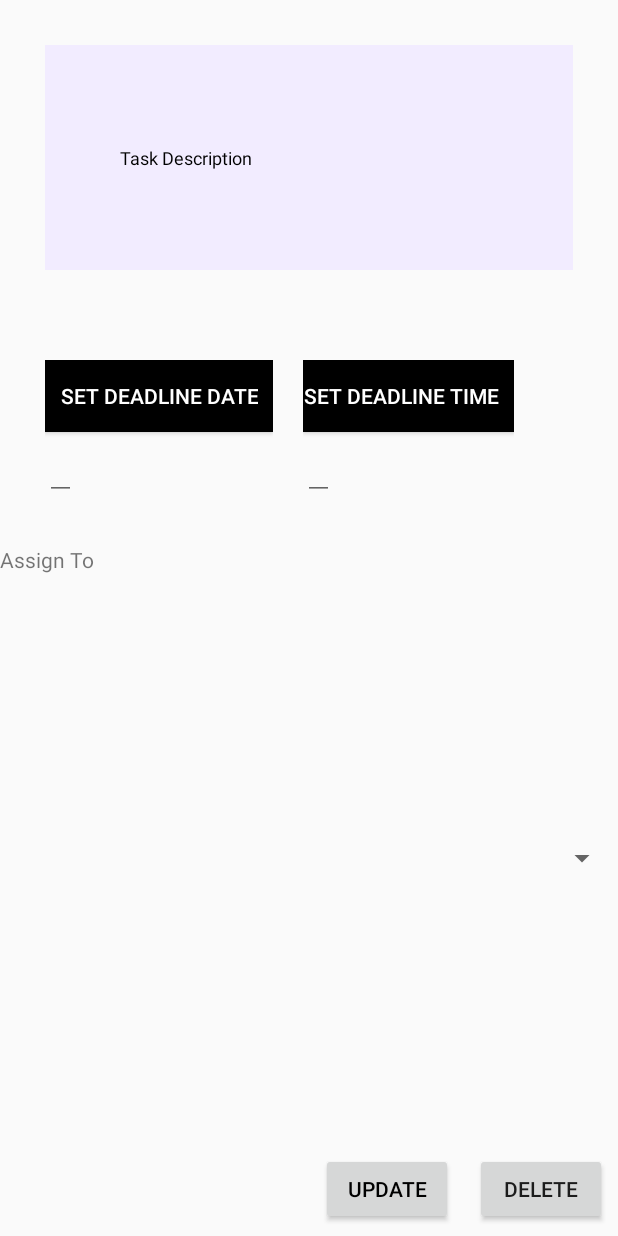
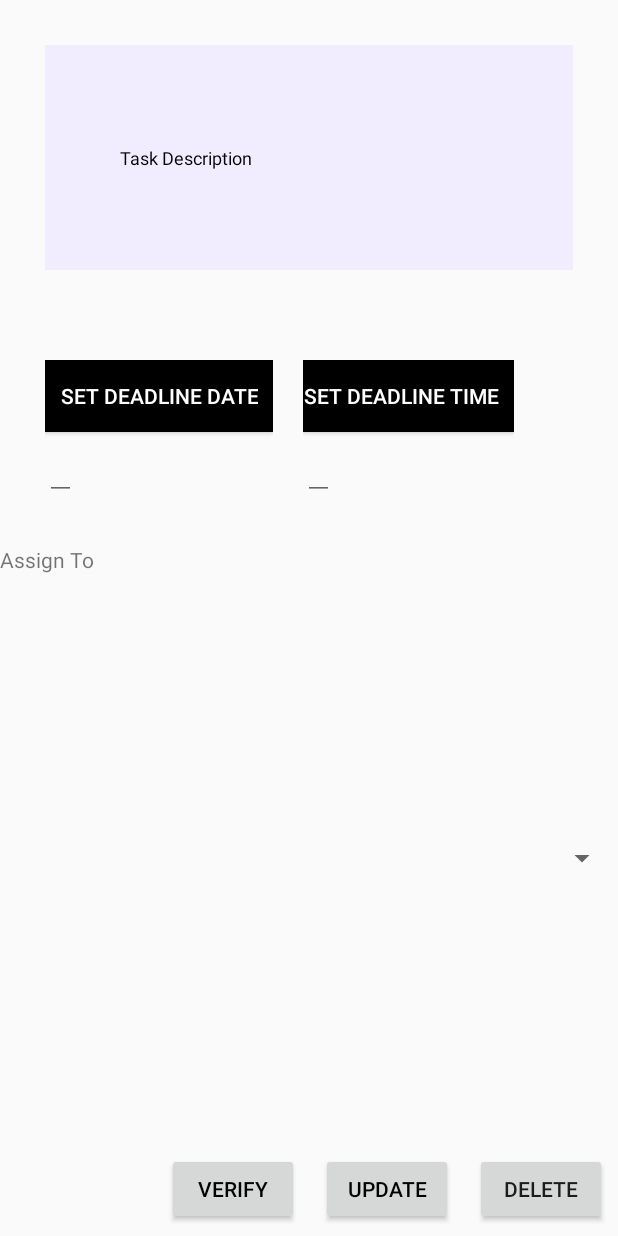
Before and after one commit to KanjiAntony/Remote-Monitoring-App, an Android app: the update_employer screen opened directly, with no data from a screen before it, on a phone screen of 412 x 824 dp. Run offline under Robolectric (Android 15) with nearby library versions, the phone set to English and light mode, and no system bars; our stand-ins replace Volley; network calls fail.

Commit message:
verification of task added

```diff
--- a/app/src/main/AndroidManifest.xml
+++ b/app/src/main/AndroidManifest.xml
@@ -33,6 +33,7 @@
         <activity android:name=".taskpage_employee" />
         <activity android:name=".comment_design_employer" />
         <activity android:name=".reports_employer" />
+        <activity android:name=".reports_employee" />
         <activity android:name=".communication_employer" />
         <activity android:name=".comment_employer" />
         <activity android:name=".taskpage_employer" />
--- a/app/src/main/res/layout/activity_update_employer.xml
+++ b/app/src/main/res/layout/activity_update_employer.xml
@@ -128,6 +128,14 @@
         android:gravity="right">
 
       <Button
+          android:id="@+id/btn_verify_task"
+          android:layout_width="match_parent"
+          android:layout_height="wrap_content"
+          android:layout_margin="7dp"
+          android:text="Verify"
+          android:textColor="#000000" />
+
+      <Button
           android:id="@+id/btn_update_task"
           android:layout_width="match_parent"
           android:layout_height="wrap_content"
```
Also changed, not shown: app/src/main/java/com/example/remotemonitoringapp/update_employer.java (+103 -1 lines).
